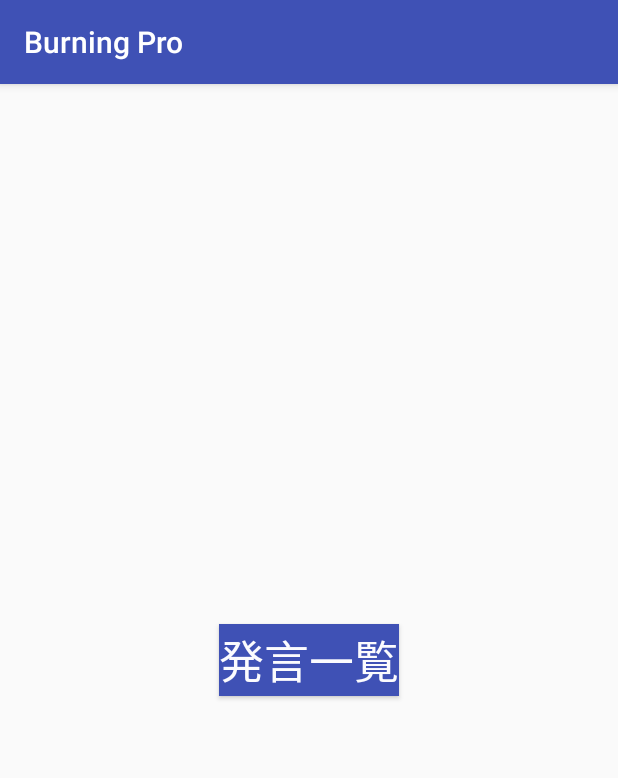
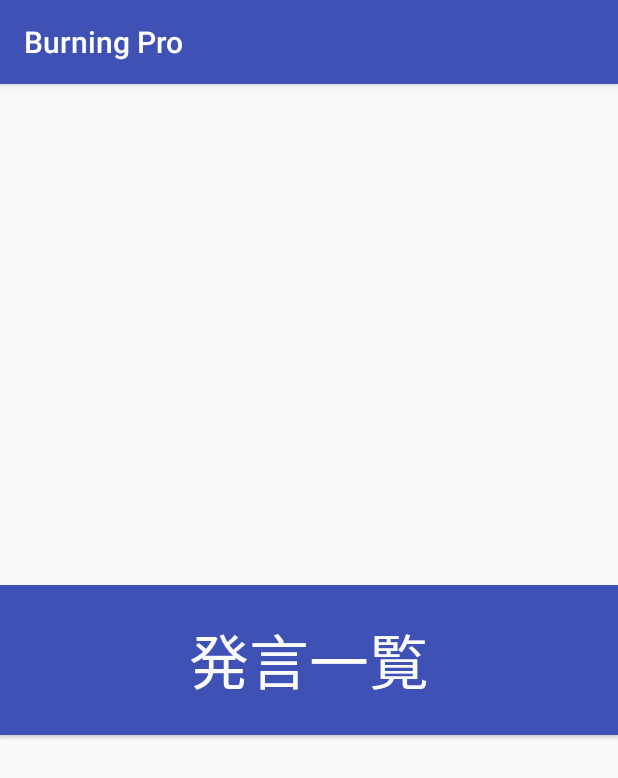
Before and after one commit to pbl-2018-hillclimb/burning-pro-client, an Android app: the screen it shows after launch (MainActivity), on a phone screen of 412 x 824 dp. Shown: the top 778 px of the screen. Run offline under Robolectric (Android 15) with nearby library versions, the light colour scheme and no system bars.

Commit message:
Change appearance of button in MainActivity

```diff
--- a/app/src/main/res/layout/activity_main.xml
+++ b/app/src/main/res/layout/activity_main.xml
@@ -8,10 +8,10 @@
 
     <Button
         android:id = "@+id/buttonImprudence"
-        android:layout_width="wrap_content"
-        android:layout_height="wrap_content"
+        android:layout_width="match_parent"
+        android:layout_height="100dp"
         android:text="@string/imprudence_list_label"
-        android:textSize="30sp"
+        android:textSize="40sp"
         android:textColor="#fbfbfe"
         android:background="@color/colorPrimary"
         android:onClick="goToImprudence"
```
